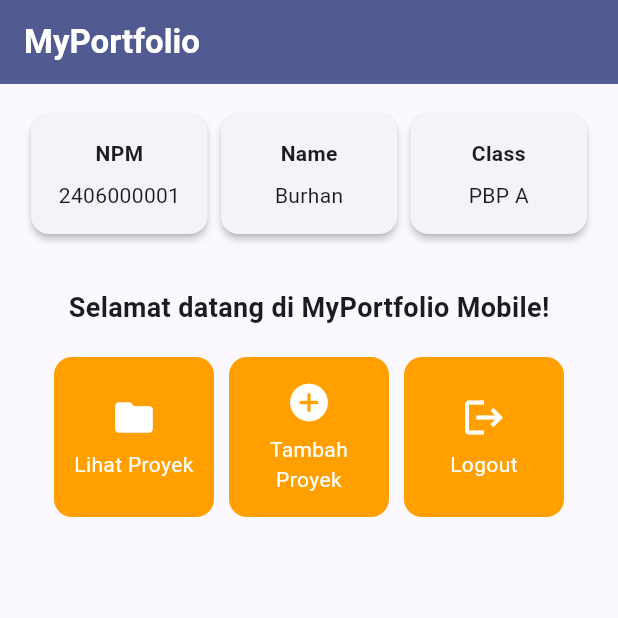
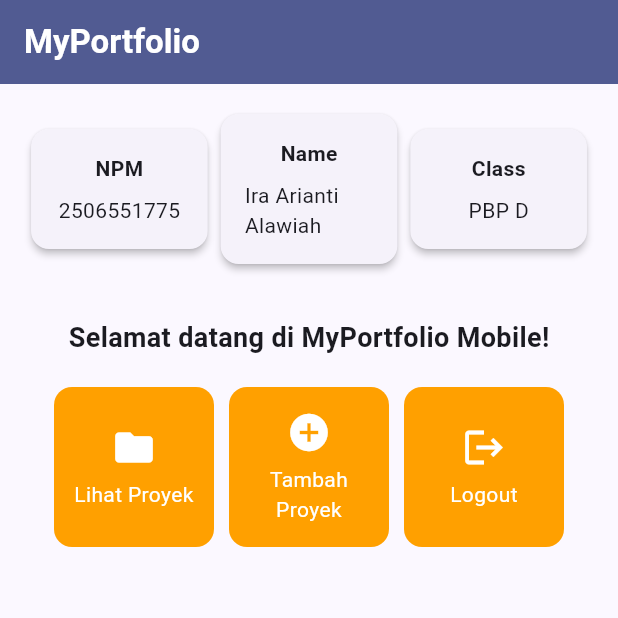
Before and after one commit to raa-arianti/myportofolio_mobile, a Flutter app: the screen it shows after launch, on a phone screen of 412 x 824 dp, the top half of it. Run offline on Flutter 3.47's test engine with Material 3 defaults, Android fonts, the phone set to English and light mode, and no system bars.

Commit message:
feat: replace sample profile data with my own identity

```diff
--- a/lib/menu.dart
+++ b/lib/menu.dart
@@ -3,9 +3,9 @@ import 'package:flutter/material.dart';
 class MyHomePage extends StatelessWidget {
   MyHomePage({super.key});
 
-  final String npm = "2406000001";
-  final String nama = "Burhan";
-  final String kelas = "PBP A";
+  final String npm = "2506551775";
+  final String nama = "Ira Arianti Alawiah";
+  final String kelas = "PBP D";
 
   final List<ItemHomepage> items = [
     ItemHomepage("Lihat Proyek", Icons.folder),
```
